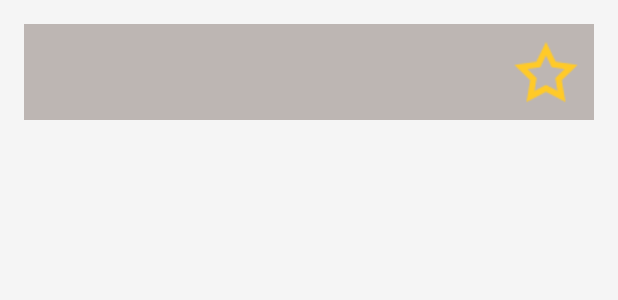
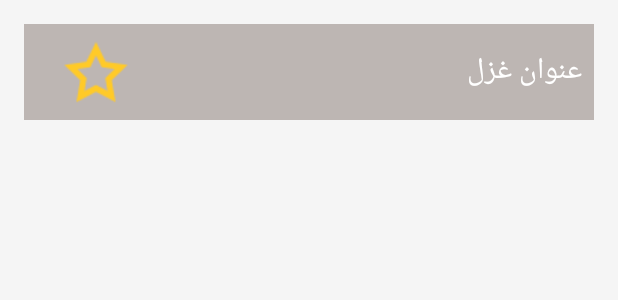
Before and after one commit to farhadjam-dev/Persian.Literature, an Android app: the layout activity_ghazal_detail.xml on its own in the app's theme, with its tools: preview values and no code run, on a phone screen of 412 x 824 dp. Shown: the top 300 px of the screen. Run offline under Robolectric (Android 15) with nearby library versions, the light colour scheme and no system bars.

```diff
--- a/app/src/main/res/layout/activity_ghazal_detail.xml
+++ b/app/src/main/res/layout/activity_ghazal_detail.xml
@@ -15,14 +15,24 @@
         android:theme="@style/ThemeOverlay.AppCompat.Dark.ActionBar"
         android:popupTheme="@style/ThemeOverlay.AppCompat.Light">
 
-        <!-- دکمه ستاره برای اضافه کردن به علاقه‌مندی‌ها -->
+        <!-- دکمه ستاره در سمت چپ -->
         <ImageButton
             android:id="@+id/favorite_button"
             android:layout_width="wrap_content"
             android:layout_height="wrap_content"
             android:src="@drawable/ic_star_outline"
             android:background="?attr/selectableItemBackgroundBorderless"
+            android:layout_gravity="start"
+            android:padding="8dp" />
 
+        <!-- عنوان غزل در سمت راست -->
+        <TextView
+            android:id="@+id/toolbar_title"
+            android:layout_width="wrap_content"
+            android:layout_height="wrap_content"
+            android:text="عنوان غزل"
+            android:textSize="20sp"
+            android:textColor="@android:color/white"
             android:layout_gravity="end"
             android:padding="8dp" />
     </androidx.appcompat.widget.Toolbar>
```
Also changed, not shown: app/src/main/java/hafez/GhazalDetailActivity.java (+11 -10 lines).
